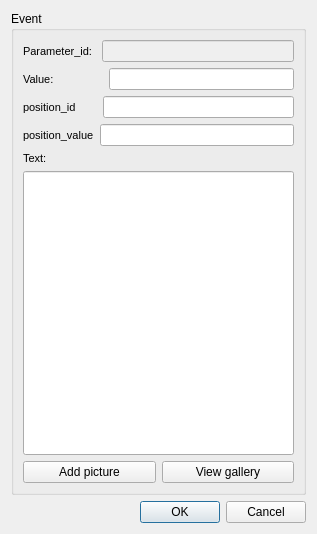
This is ui/event_ud_arc_standard.ui in Giswater/giswater_qgis_plugin as Qt 5 draws it before an edit. The edited form follows.
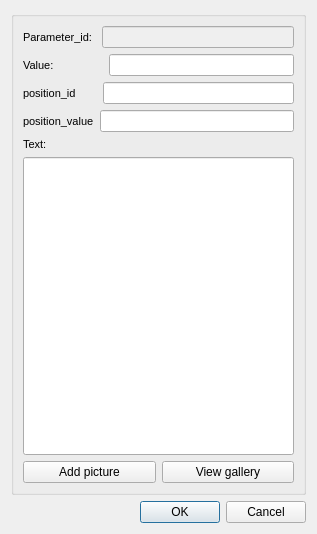
This is the edited form.

The edit to the form file:
```diff
--- a/ui/event_ud_arc_standard.ui
+++ b/ui/event_ud_arc_standard.ui
@@ -17,7 +17,7 @@
    <item>
     <widget class="QGroupBox" name="groupBox">
      <property name="title">
-      <string>Event</string>
+      <string/>
      </property>
      <layout class="QVBoxLayout" name="verticalLayout_2">
       <item>
```
